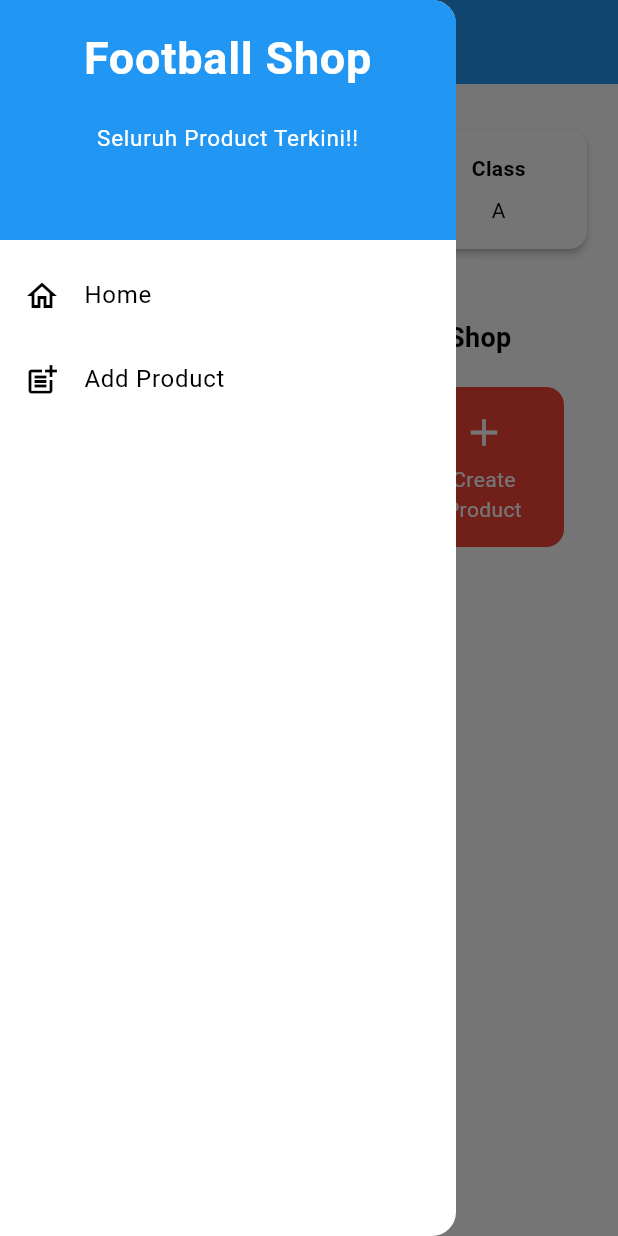
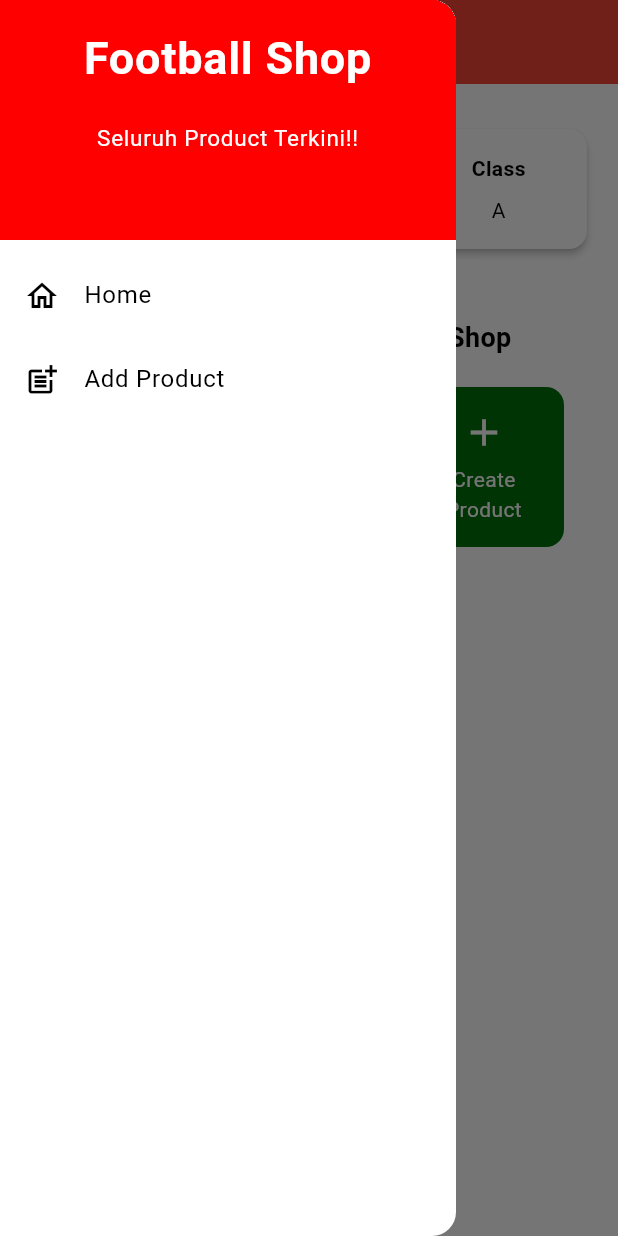
Before and after one commit to aliakb-12/football-shop-mobile, a Flutter app: the screen it shows after launch, with the side drawer open, on a phone screen of 412 x 824 dp. Run offline on Flutter 3.47's test engine with Material 3 defaults, Android fonts, the phone set to English and light mode, and no system bars.

Commit message:
Mengedit warna dan menyelesaikan Readme

```diff
--- a/football_shop/lib/main.dart
+++ b/football_shop/lib/main.dart
@@ -15,7 +15,7 @@ class MyApp extends StatelessWidget {
   @override
   Widget build(BuildContext context) {
     return MaterialApp(
-      title: 'Flutter Demo',
+      title: 'Football Shop',
       theme: ThemeData(
         // This is the theme of your application.
         //
@@ -32,8 +32,8 @@ class MyApp extends StatelessWidget {
         //
         // This works for code too, not just values: Most code changes can be
         // tested with just a hot reload.
-        colorScheme: ColorScheme.fromSwatch(primarySwatch: Colors.blue)
-        .copyWith(secondary: Colors.blueAccent[400]),      ),
+        colorScheme: ColorScheme.fromSwatch(primarySwatch: Colors.red)
+        .copyWith(secondary: const Color.fromARGB(255, 183, 93, 93)),      ),
       home: MyHomePage(),
     );
   }
--- a/football_shop/lib/screens/menu.dart
+++ b/football_shop/lib/screens/menu.dart
@@ -10,9 +10,9 @@ class MyHomePage extends StatelessWidget {
   final String kelas = "A";
 
   final List<ItemHomepage> items = [
-    ItemHomepage("All Products", Icons.shopping_cart, Colors.blue),
-    ItemHomepage("My Product", Icons.shopping_bag, Colors.green),
-    ItemHomepage("Create Product", Icons.add, Colors.red),
+    ItemHomepage("All Products", Icons.shopping_cart, const Color.fromARGB(255, 85, 1, 240)),
+    ItemHomepage("My Product", Icons.shopping_bag, const Color.fromARGB(255, 1, 121, 241)),
+    ItemHomepage("Create Product", Icons.add, const Color.fromARGB(255, 1, 113, 9)),
   ];
 
   @override
--- a/football_shop/lib/widgets/left_drawer.dart
+++ b/football_shop/lib/widgets/left_drawer.dart
@@ -12,7 +12,7 @@ class LeftDrawer extends StatelessWidget {
         children: [
           const DrawerHeader(
             decoration: BoxDecoration(
-              color: Colors.blue,
+              color: Color.fromARGB(255, 255, 0, 0),
             ),
             child: Column(
               children: [
```
Also changed, not shown: 1 other file.
